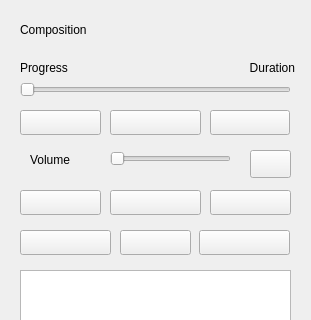
This is widget.ui in ZellosMet/MediaPlayer as Qt 5 draws it before an edit; both pictures show x 0 to 311 and y 0 to 320 of the 311 by 489 pixel window. The edited form follows.
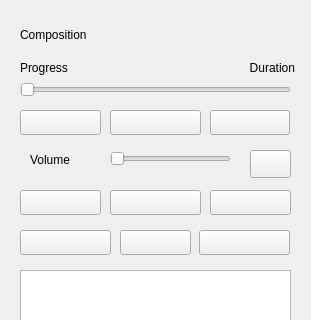
This is the edited form. Icons and pictures are not drawn.

Patch:
```diff
--- a/widget.ui
+++ b/widget.ui
@@ -60,9 +60,9 @@
    <property name="geometry">
     <rect>
      <x>20</x>
-     <y>20</y>
+     <y>19</y>
      <width>271</width>
-     <height>20</height>
+     <height>31</height>
     </rect>
    </property>
    <property name="font">
```
